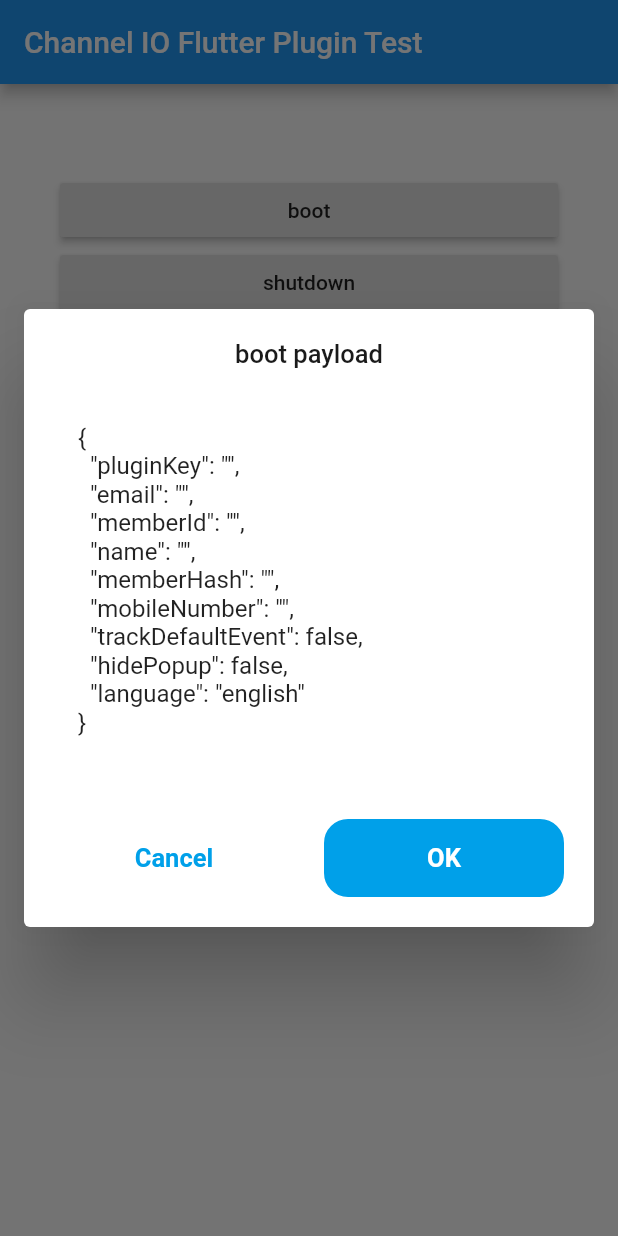
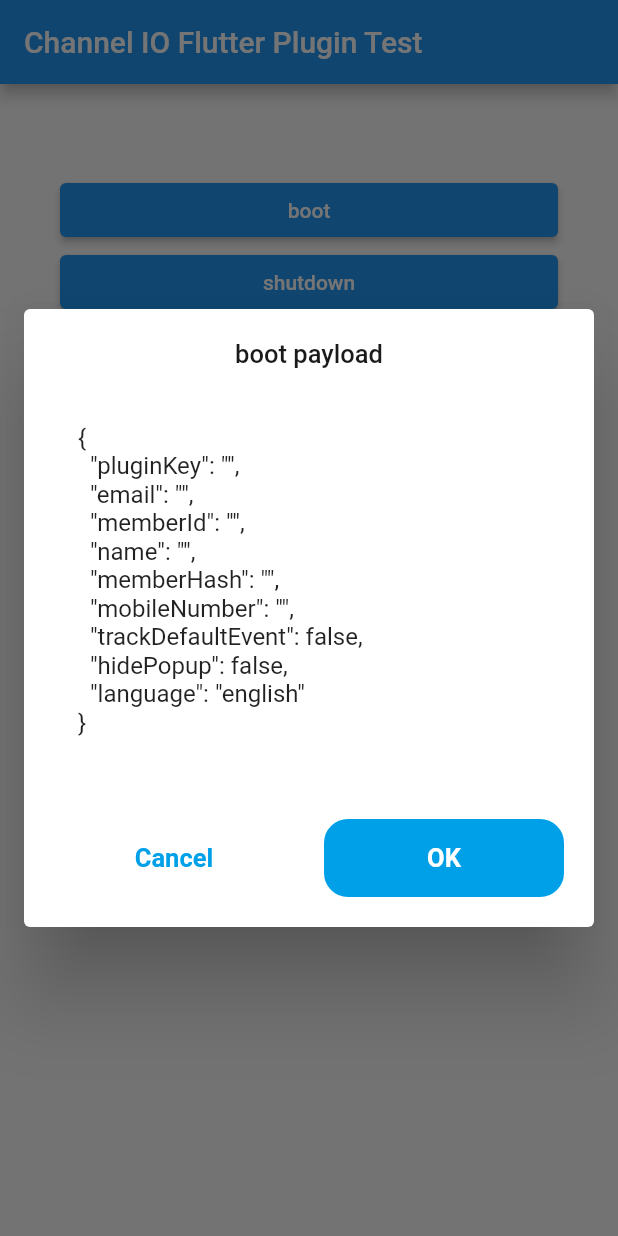
Before and after one commit to cb-cloud/channel_io_flutter, a Flutter app: the screen it shows after launch, after a tap on "boot", on a phone screen of 412 x 824 dp. Run offline on Flutter 3.47's test engine with Material 2 defaults, Android fonts, the phone set to English and light mode, and no system bars.

Commit message:
fix example

```diff
--- a/example/lib/main.dart
+++ b/example/lib/main.dart
@@ -40,7 +40,7 @@ class _MyAppState extends State<MyApp> {
           child: ListView(
             children: <Widget>[
               SizedBox(height: 20),
-              RaisedButton(
+              ElevatedButton(
                 onPressed: () async {
                   content = '''
 {
@@ -84,7 +84,7 @@ class _MyAppState extends State<MyApp> {
                 },
                 child: Text('boot'),
               ),
-              RaisedButton(
+              ElevatedButton(
                 onPressed: () async {
                   try {
                     final result = await ChannelIoFlutter.shutdown();
@@ -98,7 +98,7 @@ class _MyAppState extends State<MyApp> {
                 },
                 child: Text('shutdown'),
               ),
-              RaisedButton(
+              ElevatedButton(
                 onPressed: () async {
                   try {
                     final result = await ChannelIoFlutter.showMessenger();
@@ -112,7 +112,7 @@ class _MyAppState extends State<MyApp> {
                 },
                 child: Text('showMessenger'),
               ),
-              RaisedButton(
+              ElevatedButton(
                 onPressed: () async {
                   try {
                     final result = await ChannelIoFlutter.isBooted();
@@ -130,7 +130,7 @@ class _MyAppState extends State<MyApp> {
                 },
                 child: Text('isBooted'),
               ),
-              RaisedButton(
+              ElevatedButton(
                 onPressed: () async {
                   content = '''
 {
@@ -173,7 +173,7 @@ class _MyAppState extends State<MyApp> {
         return AlertDialog(
           title: Text(message),
           actions: <Widget>[
-            FlatButton(
+            TextButton(
               child: const Text("OK"),
               onPressed: () => Navigator.pop(context),
             ),
@@ -235,7 +235,7 @@ class _MyAppState extends State<MyApp> {
                   mainAxisAlignment: MainAxisAlignment.spaceBetween,
                   children: <Widget>[
                     Expanded(
-                      child: FlatButton(
+                      child: TextButton(
                         onPressed: () {
                           Navigator.of(context).pop();
                         },
@@ -262,7 +262,7 @@ class _MyAppState extends State<MyApp> {
                             style: BorderStyle.solid,
                           ),
                         ),
-                        child: FlatButton(
+                        child: TextButton(
                           onPressed: () {
                             Navigator.of(context).pop();
                             if (onClick != null) {
```
